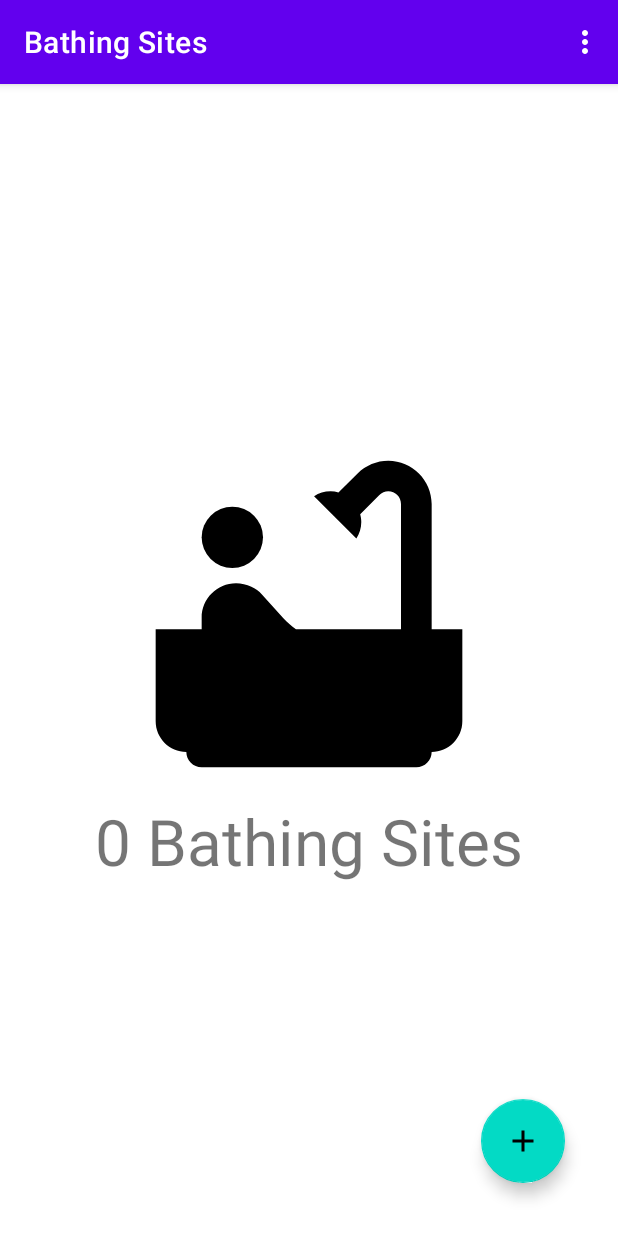
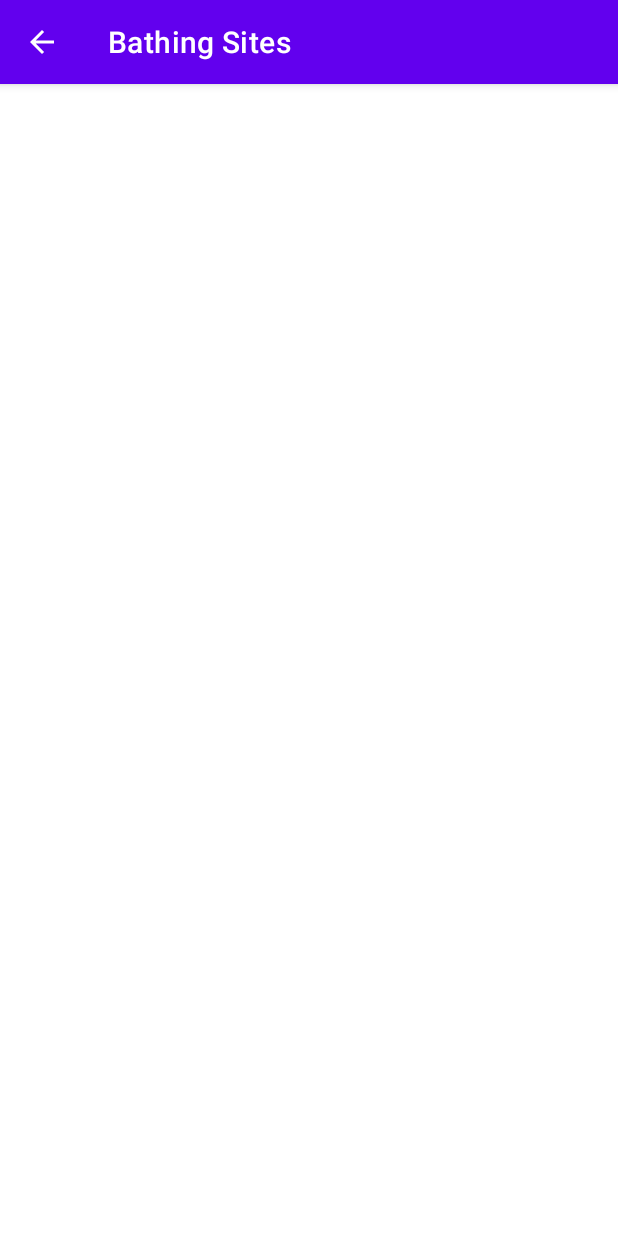
Before and after one commit to SamuelThand/bathing-sites-app, an Android app: the screen it shows after launch (MainActivity before the commit, DisplayBathingSitesActivity after it), after a tap on an icon or button, on a phone screen of 412 x 824 dp. Run offline under Robolectric (Android 15) with nearby library versions, the phone set to English and light mode, and no system bars; our stand-ins replace Room's generated code.

Commit message:
Made activity containing a recyclerview for displaying bathing sites, and started working on its implementation

```diff
--- a/app/src/main/AndroidManifest.xml
+++ b/app/src/main/AndroidManifest.xml
@@ -14,6 +14,14 @@
         android:supportsRtl="true"
         android:theme="@style/Theme.BathingSites"
         tools:targetApi="31">
+        <activity
+            android:name=".DisplayBathingSitesActivity"
+            android:exported="false"
+            android:parentActivityName=".MainActivity">
+            <meta-data
+                android:name="android.app.lib_name"
+                android:value="" />
+        </activity>
         <activity
             android:name=".SettingsActivity"
             android:exported="false"
--- a/app/src/main/java/se/miun/sath2102/dt031g/bathingsites/BathingSitesFragment.kt
+++ b/app/src/main/java/se/miun/sath2102/dt031g/bathingsites/BathingSitesFragment.kt
@@ -1,5 +1,6 @@
 package se.miun.sath2102.dt031g.bathingsites
 
+import android.content.Intent
 import android.os.Bundle
 import androidx.fragment.app.Fragment
 import android.view.LayoutInflater
@@ -70,8 +71,11 @@ class BathingSitesFragment : Fragment() {
     //TODO update and implement open new activity
     private fun setBathingSiteViewOnClickListener() {
         binding.bathingSitesView.setOnClickListener {
-            binding.bathingSitesView.incrementStoredBathingSites()
-            binding.bathingSitesView.setText()
+//            binding.bathingSitesView.displayBathingSites()
+//            binding.bathingSitesView.setText()
+
+            val intent = Intent(context, DisplayBathingSitesActivity::class.java)
+            startActivity(intent)
         }
     }
 }
--- a/app/src/main/java/se/miun/sath2102/dt031g/bathingsites/BathingSitesView.kt
+++ b/app/src/main/java/se/miun/sath2102/dt031g/bathingsites/BathingSitesView.kt
@@ -5,7 +5,6 @@ import android.content.Context
 import android.util.AttributeSet
 import android.view.LayoutInflater
 import androidx.constraintlayout.widget.ConstraintLayout
-import androidx.room.Room
 import kotlinx.coroutines.CoroutineScope
 import kotlinx.coroutines.Dispatchers
 import kotlinx.coroutines.Job
@@ -37,7 +36,9 @@ class BathingSitesView @JvmOverloads constructor(
     }
 
     //TODO rename and implement new activity open
-    fun incrementStoredBathingSites() {
-//        storedBathingSites ++
-    }
+//    fun displayBathingSites() {
+////        storedBathingSites ++
+//        val intent = Intent(this, AddBathingSiteActivity::class.java)
+//        startActivity(intent)
+//    }
 }
--- /dev/null
+++ b/app/src/main/java/se/miun/sath2102/dt031g/bathingsites/DisplayBathingSitesActivity.kt
@@ -0,0 +1,17 @@
+package se.miun.sath2102.dt031g.bathingsites
+
+import androidx.appcompat.app.AppCompatActivity
+import android.os.Bundle
+import se.miun.sath2102.dt031g.bathingsites.databinding.ActivityDisplayBathingSitesBinding
+
+class DisplayBathingSitesActivity : AppCompatActivity() {
+
+    private lateinit var binding: ActivityDisplayBathingSitesBinding
+
+    override fun onCreate(savedInstanceState: Bundle?) {
+        super.onCreate(savedInstanceState)
+        binding = ActivityDisplayBathingSitesBinding.inflate(layoutInflater)
+        setContentView(binding.root)
+    }
+
+}
--- /dev/null
+++ b/app/src/main/res/layout/activity_display_bathing_sites.xml
@@ -0,0 +1,18 @@
+<?xml version="1.0" encoding="utf-8"?>
+<androidx.constraintlayout.widget.ConstraintLayout xmlns:android="http://schemas.android.com/apk/res/android"
+    xmlns:app="http://schemas.android.com/apk/res-auto"
+    xmlns:tools="http://schemas.android.com/tools"
+    android:layout_width="match_parent"
+    android:layout_height="match_parent"
+    tools:context=".DisplayBathingSitesActivity">
+
+    <androidx.recyclerview.widget.RecyclerView
+        android:id="@+id/bathing_sites_recycler_view"
+        android:layout_width="match_parent"
+        android:layout_height="match_parent"
+        app:layout_constraintBottom_toBottomOf="parent"
+        app:layout_constraintEnd_toEndOf="parent"
+        app:layout_constraintStart_toStartOf="parent"
+        app:layout_constraintTop_toTopOf="parent" />
+
+</androidx.constraintlayout.widget.ConstraintLayout>
```
